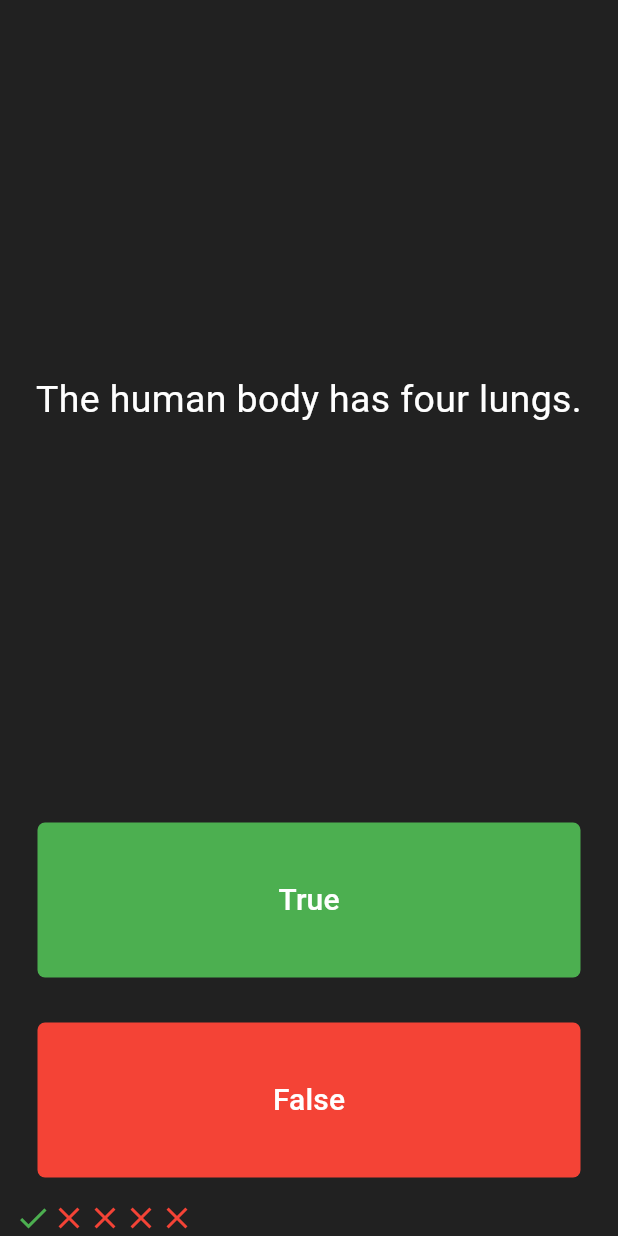
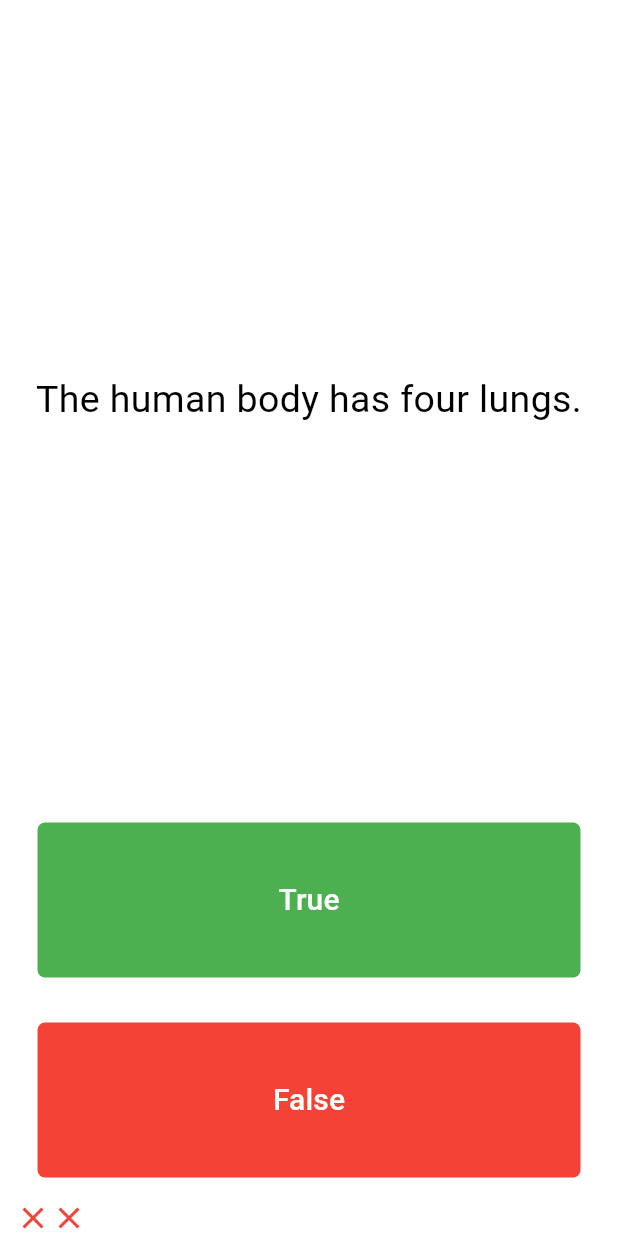
Before and after one commit to Danyyel06/Quiz-App, a Flutter app: the screen it shows after launch, after a tap on "True", after a tap on "False", on a phone screen of 412 x 824 dp. Run offline on Flutter 3.47's test engine with Material 3 defaults, Android fonts, the light colour scheme and no system bars; our stand-ins replace rflutter_alert.

Commit message:
Complete App

```diff
--- a/lib/main.dart
+++ b/lib/main.dart
@@ -1,5 +1,6 @@
 import 'package:flutter/material.dart';
 import 'package:quizzlerapp/quiz_brain.dart';
+import 'package:rflutter_alert/rflutter_alert.dart';
 
 QuizBrain quizBrain = QuizBrain();
 
@@ -14,7 +15,7 @@ class MyApp extends StatelessWidget {
     return MaterialApp(
       debugShowCheckedModeBanner: false,
       home: Scaffold(
-        backgroundColor: Colors.grey.shade900,
+        backgroundColor: Colors.white,
         body: SafeArea(
           child: Padding(
             padding: EdgeInsets.symmetric(horizontal: 10.0),
@@ -36,7 +37,47 @@ class QuizApp extends StatefulWidget {
 class _QuizAppState extends State<QuizApp> {
   List<Icon> scoreKeeper = [];
 
-  int questionNumber = 0;
+  void answerChecker(bool userPickedAnswer) {
+    bool correctAnswer = quizBrain.getAnswersQuestion();
+    if (userPickedAnswer == correctAnswer) {
+      scoreKeeper.add(Icon(Icons.check, color: Colors.green));
+    } else {
+      scoreKeeper.add(Icon(Icons.close, color: Colors.red));
+    }
+    setState(() {
+      quizBrain.nextQuestion();
+      if (quizBrain.isFinished()) {
+        Alert(
+          context: context,
+
+          title: "Finished",
+          style: AlertStyle(
+            titleStyle: TextStyle(
+              color: Colors.black,
+              fontSize: 30,
+              fontWeight: FontWeight.bold,
+            ),
+          ),
+          desc: "You've reached the end of the quiz.",
+          buttons: [
+            DialogButton(
+              child: Text(
+                "CANCEL",
+                style: TextStyle(color: Colors.white, fontSize: 20),
+              ),
+              onPressed: () => Navigator.pop(context),
+              color: Colors.blueAccent,
+              width: 120,
+            ),
+          ],
+        ).show();
+
+        quizBrain = QuizBrain();
+        scoreKeeper = [];
+      }
+    });
+  }
+
   @override
   Widget build(BuildContext context) {
     return Column(
@@ -47,9 +88,9 @@ class _QuizAppState extends State<QuizApp> {
           flex: 4,
           child: Center(
             child: Text(
-              quizBrain.getQuestionString(questionNumber),
+              quizBrain.getQuestionString(),
               textAlign: TextAlign.center,
-              style: TextStyle(fontSize: 25.0, color: Colors.white),
+              style: TextStyle(fontSize: 25.0, color: Colors.black),
             ),
           ),
         ),
@@ -65,18 +106,7 @@ class _QuizAppState extends State<QuizApp> {
                 ),
               ),
               onPressed: () {
-                //
-                bool correctAnswer = quizBrain.getAnswersQuestion(
-                  questionNumber,
-                );
-                if (correctAnswer == true) {
-                  print("User got it right");
-                } else {
-                  print("User got it wrong");
-                }
-                setState(() {
-                  questionNumber++;
-                });
+                answerChecker(true);
               },
               child: Text(
                 "True",
@@ -97,17 +127,7 @@ class _QuizAppState extends State<QuizApp> {
                 ),
               ),
               onPressed: () {
-                bool correctAnswer = quizBrain.getAnswersQuestion(
-                  questionNumber,
-                );
-                if (correctAnswer == false) {
-                  print("User got it right");
-                } else {
-                  print("User got it wrong");
-                }
-                setState(() {
-                  questionNumber++;
-                });
+                answerChecker(false);
               },
               child: Text(
                 "False",
@@ -116,15 +136,7 @@ class _QuizAppState extends State<QuizApp> {
             ),
           ),
         ),
-        Row(
-          children: [
-            Icon(Icons.check, color: Colors.green),
-            Icon(Icons.close, color: Colors.red),
-            Icon(Icons.close, color: Colors.red),
-            Icon(Icons.close, color: Colors.red),
-            Icon(Icons.close, color: Colors.red),
-          ],
-        ),
+        Row(children: scoreKeeper),
       ],
     );
   }
--- a/lib/quiz_brain.dart
+++ b/lib/quiz_brain.dart
@@ -1,6 +1,7 @@
 import 'package:quizzlerapp/questions.dart';
 
 class QuizBrain {
+  int _questionNumber = 0;
   List<Question> _allQuestions = [
     Question('The capital of Australia is Sydney.', false),
     Question('Water boils at 100 degrees Celsius at sea level.', true),
@@ -14,11 +15,21 @@ class QuizBrain {
     Question('Humans and dinosaurs coexisted at the same time.', false),
   ];
 
-  String getQuestionString(int questionNumber) {
-    return _allQuestions[questionNumber].questionText;
+  void nextQuestion() {
+    if (_questionNumber < _allQuestions.length - 1) {
+      _questionNumber++;
+    }
   }
 
-  bool getAnswersQuestion(int questionNumber) {
-    return _allQuestions[questionNumber].questionAnswer;
+  String getQuestionString() {
+    return _allQuestions[_questionNumber].questionText;
+  }
+
+  bool getAnswersQuestion() {
+    return _allQuestions[_questionNumber].questionAnswer;
+  }
+
+  bool isFinished() {
+    return _questionNumber >= _allQuestions.length - 1;
   }
 }
--- a/pubspec.yaml
+++ b/pubspec.yaml
@@ -30,7 +30,7 @@ environment:
 dependencies:
   flutter:
     sdk: flutter
-
+  rflutter_alert: ^2.0.7
   # The following adds the Cupertino Icons font to your application.
   # Use with the CupertinoIcons class for iOS style icons.
   cupertino_icons: ^1.0.8
```
Also changed, not shown: pubspec.lock, 1 other file.
